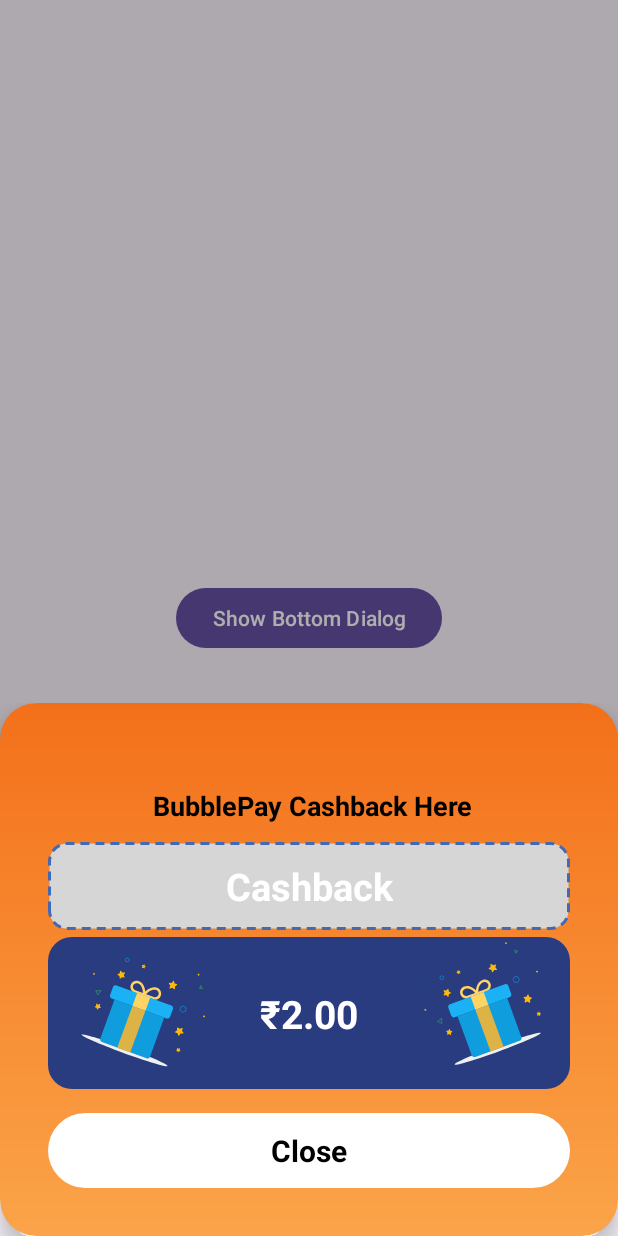
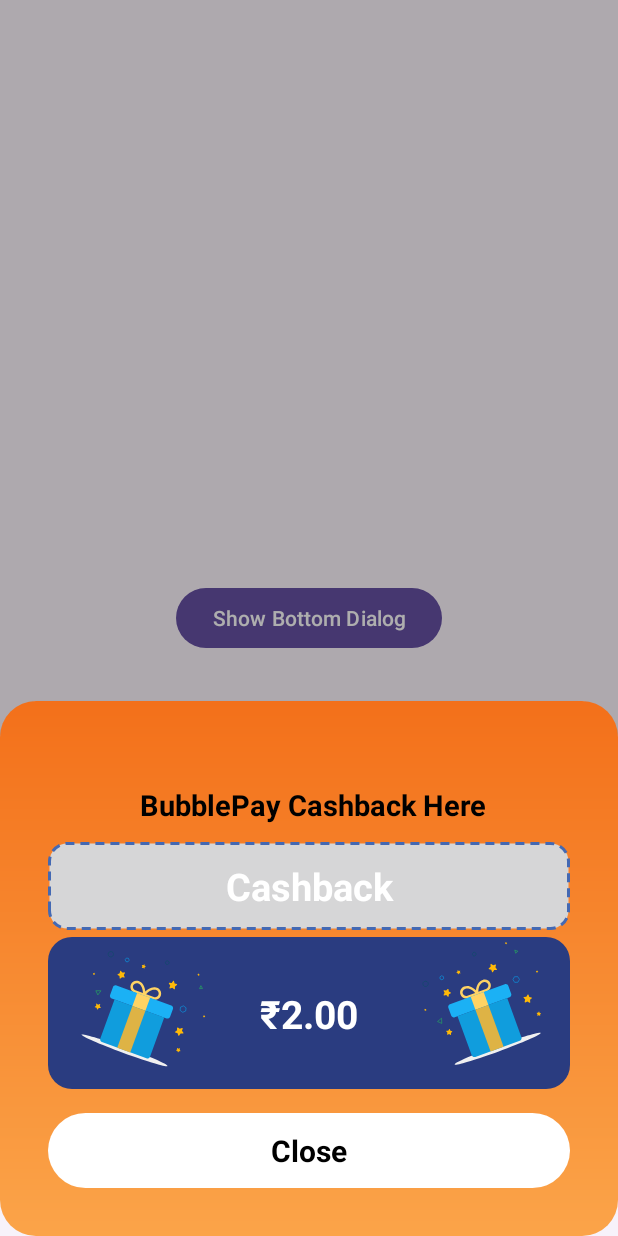
Before and after one commit to Adarst356/Bottomsheet, an Android app: the screen it shows after launch (MainActivity), after a tap on "Show Bottom Dialog", on a phone screen of 412 x 824 dp. Run offline under Robolectric (Android 15) with nearby library versions, the phone set to English and light mode, and no system bars.

Commit message:
Update bottom_sheet_layout.xml

```diff
--- a/app/src/main/res/layout/bottom_sheet_layout.xml
+++ b/app/src/main/res/layout/bottom_sheet_layout.xml
@@ -1,13 +1,10 @@
 <?xml version="1.0" encoding="utf-8"?>
-<androidx.cardview.widget.CardView xmlns:android="http://schemas.android.com/apk/res/android"
+<LinearLayout xmlns:android="http://schemas.android.com/apk/res/android"
     xmlns:app="http://schemas.android.com/apk/res-auto"
     android:id="@+id/cashbackCard"
     android:layout_width="match_parent"
     android:layout_height="wrap_content"
-    android:layout_margin="16dp"
-    app:cardBackgroundColor="@android:color/transparent"
-    app:cardCornerRadius="24dp"
-    app:cardElevation="8dp">
+    android:layout_margin="16dp">
 
     <LinearLayout
         android:layout_width="match_parent"
@@ -31,7 +28,7 @@
                 android:gravity="center"
                 android:text=" BubblePay Cashback Here"
                 android:textColor="@android:color/black"
-                android:textSize="18sp"
+                android:textSize="19sp"
                 android:textStyle="bold"
                 app:layout_constraintEnd_toEndOf="parent"
                 app:layout_constraintStart_toStartOf="parent"
@@ -129,4 +126,4 @@
                 app:layout_constraintTop_toBottomOf="@id/cashbackBox" />
         </androidx.constraintlayout.widget.ConstraintLayout>
     </LinearLayout>
-</androidx.cardview.widget.CardView>
+</LinearLayout>
```
